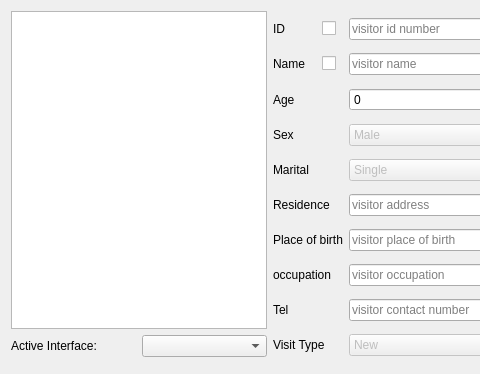
Above: qtemr/remoteassist.ui from dr3mro/SmartClinic before the change; both pictures show x 0 to 480 and y 0 to 374 of the 735 by 374 pixel window. Below: the same form after it.
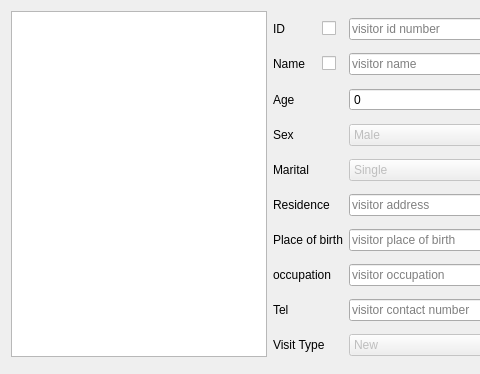
That is the form after the change. Icons and pictures are not drawn.

```diff
--- a/qtemr/remoteassist.ui
+++ b/qtemr/remoteassist.ui
@@ -14,20 +14,7 @@
    <string>Remote Assistant</string>
   </property>
   <layout class="QGridLayout" name="gridLayout_2">
-   <item row="2" column="0">
-    <layout class="QHBoxLayout" name="horizontalLayout"/>
-   </item>
-   <item row="1" column="0">
-    <widget class="QLabel" name="label_11">
-     <property name="text">
-      <string>Active Interface:</string>
-     </property>
-     <property name="scaledContents">
-      <bool>true</bool>
-     </property>
-    </widget>
-   </item>
-   <item row="0" column="2" rowspan="3">
+   <item row="0" column="2" rowspan="2">
     <layout class="QGridLayout" name="gridLayout">
      <item row="5" column="0" colspan="3">
       <widget class="QLabel" name="label_4">
@@ -341,9 +328,6 @@
      </item>
     </layout>
    </item>
-   <item row="1" column="1">
-    <widget class="QComboBox" name="interfaces"/>
-   </item>
    <item row="0" column="0" colspan="2">
     <widget class="QTableView" name="visitorsTableView">
      <property name="sizePolicy">
```
